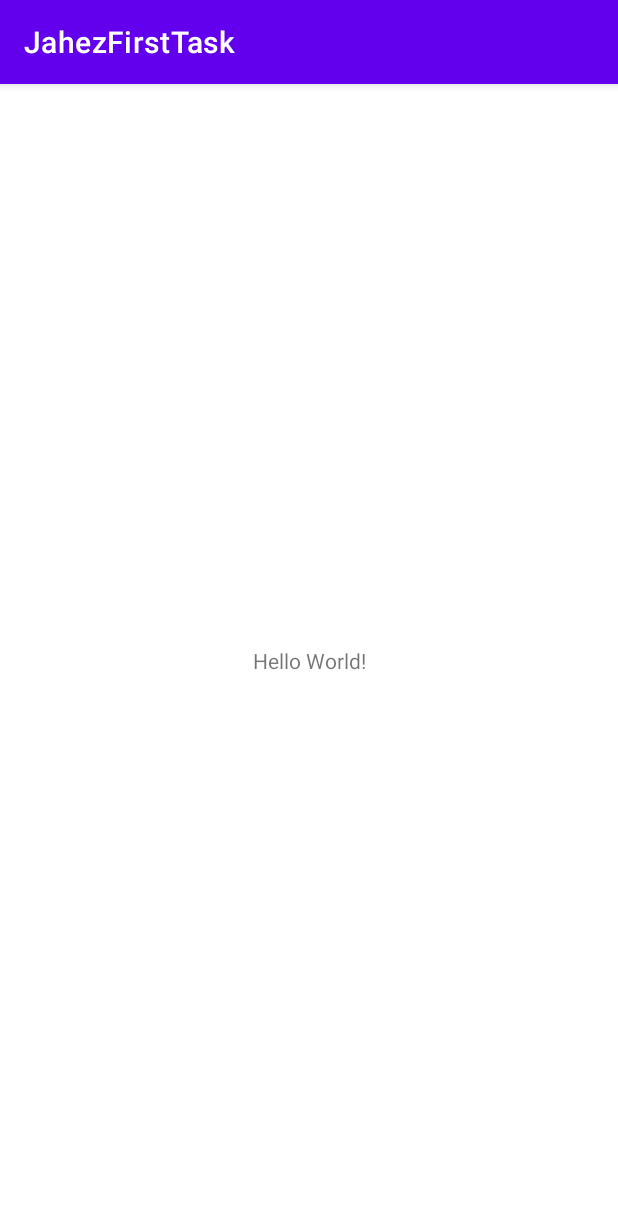
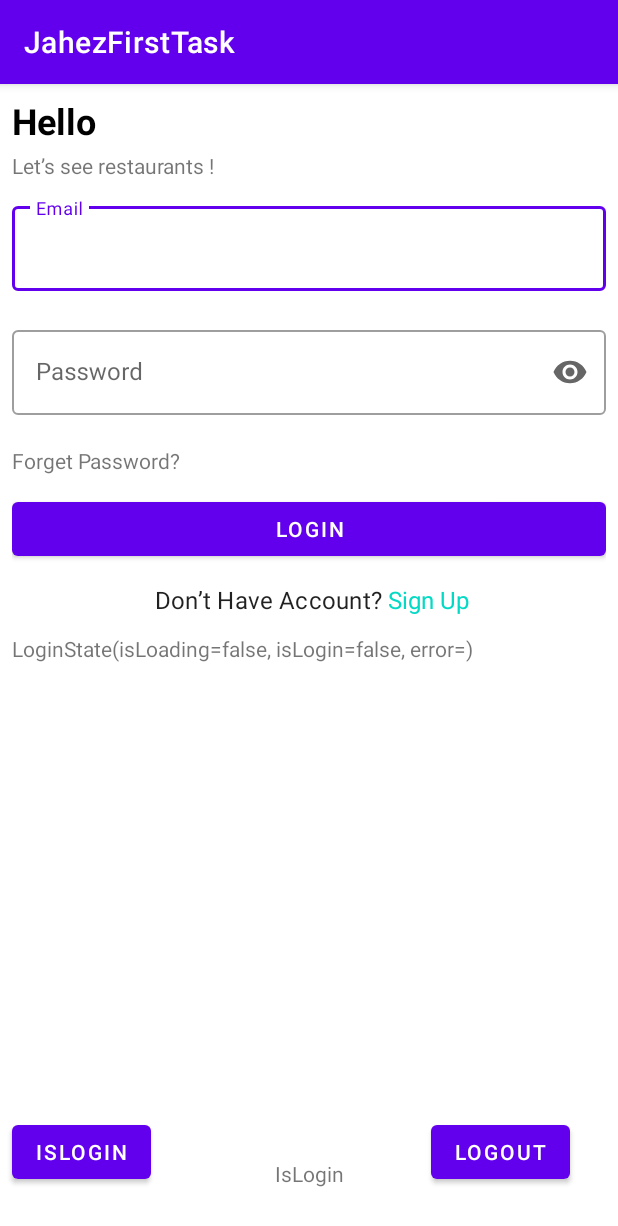
Before and after one commit to zaynob24/JahezFirstTask, an Android app: the screen it shows after launch (MainActivity), on a phone screen of 412 x 824 dp. Shown: the top 1226 px of the screen. Run offline under Robolectric (Android 15) with nearby library versions, the phone set to English and light mode, and no system bars; our stand-ins replace Dagger/Hilt's generated code, Firebase (no records; nobody signed in at launch, a user with empty details on screens opened directly), data binding.

Commit message:
make Login with Clean Architecture (MVVM, Use Cases, Dependency injection with Hilt,Flow)

```diff
--- a/app/src/main/AndroidManifest.xml
+++ b/app/src/main/AndroidManifest.xml
@@ -3,6 +3,7 @@
     package="com.example.jahezfirsttask">
 
     <application
+        android:name=".JahezApplication"
         android:allowBackup="true"
         android:icon="@mipmap/ic_launcher"
         android:label="@string/app_name"
--- /dev/null
+++ b/app/src/main/java/com/example/jahezfirsttask/JahezApplication.kt
@@ -0,0 +1,8 @@
+package com.example.jahezfirsttask
+
+import android.app.Application
+import dagger.hilt.android.HiltAndroidApp
+
+@HiltAndroidApp
+class JahezApplication : Application() {
+}
--- a/app/src/main/java/com/example/jahezfirsttask/common/Resource.kt
+++ b/app/src/main/java/com/example/jahezfirsttask/common/Resource.kt
@@ -1,4 +1,7 @@
 package com.example.jahezfirsttask.common
 
-class Resource {
+sealed class Resource<T>(val data: T? = null, val message: String? = null) {
+    class Success<T>(data: T) : Resource<T>(data)
+    class Error<T>(message: String, data: T? = null) : Resource<T>(data, message)
+    class Loading<T>(data: T? = null) : Resource<T>(data)
 }
--- /dev/null
+++ b/app/src/main/java/com/example/jahezfirsttask/data/repository/AuthRepositoryImpl.kt
@@ -0,0 +1,16 @@
+package com.example.jahezfirsttask.data.repository
+
+import com.example.jahezfirsttask.domain.repository.AuthRepository
+import com.google.android.gms.tasks.Task
+import com.google.firebase.auth.AuthResult
+import com.google.firebase.auth.FirebaseAuth
+import javax.inject.Inject
+
+class AuthRepositoryImpl @Inject constructor(
+    private val auth : FirebaseAuth
+):AuthRepository {
+    override suspend fun firebaseLogin(email: String, password: String): Task<AuthResult> {
+        return auth.signInWithEmailAndPassword(email,password)
+    }
+
+}
--- /dev/null
+++ b/app/src/main/java/com/example/jahezfirsttask/di/AppModule.kt
@@ -0,0 +1,25 @@
+package com.example.jahezfirsttask.di
+
+import com.example.jahezfirsttask.data.repository.AuthRepositoryImpl
+import com.example.jahezfirsttask.domain.repository.AuthRepository
+import com.google.firebase.auth.FirebaseAuth
+import dagger.Module
+import dagger.Provides
+import dagger.hilt.InstallIn
+import dagger.hilt.components.SingletonComponent
+import javax.inject.Singleton
+
+@Module
+@InstallIn(SingletonComponent::class) //This mean : all module dependency live as long as application does
+object AppModule {
+
+
+    @Provides
+    fun provideFirebaseAuth() = FirebaseAuth.getInstance()
+
+    @Provides
+    @Singleton
+    fun provideFirebaseRepository(auth : FirebaseAuth): AuthRepository {
+        return AuthRepositoryImpl(auth)
+    }
+}
--- /dev/null
+++ b/app/src/main/java/com/example/jahezfirsttask/domain/repository/AuthRepository.kt
@@ -0,0 +1,14 @@
+package com.example.jahezfirsttask.domain.repository
+
+import com.example.jahezfirsttask.common.Resource
+import com.google.android.gms.tasks.Task
+import com.google.firebase.auth.AuthResult
+import kotlinx.coroutines.flow.Flow
+import retrofit2.http.GET
+
+interface AuthRepository {
+
+    // Login
+    suspend fun firebaseLogin(email: String, password: String): Task<AuthResult>
+
+}
--- /dev/null
+++ b/app/src/main/java/com/example/jahezfirsttask/domain/use_case/SigneInWithEmailPassword.kt
@@ -0,0 +1,32 @@
+package com.example.jahezfirsttask.domain.use_case
+
+import com.example.jahezfirsttask.common.Resource
+import com.example.jahezfirsttask.domain.repository.AuthRepository
+import kotlinx.coroutines.flow.Flow
+import kotlinx.coroutines.flow.flow
+import retrofit2.HttpException
+import java.io.IOException
+import javax.inject.Inject
+
+class SigneInWithEmailPassword @Inject constructor(
+    private val repository: AuthRepository
+) {
+
+    operator fun invoke(email: String, password: String) : Flow<Resource<Boolean>> = flow {
+
+        try {
+            // here we emit loading so in ui we show progress bar
+            emit(Resource.Loading())
+            repository.firebaseLogin(email, password)
+            emit(Resource.Success(true))
+
+        }catch (e: HttpException){
+
+            emit(Resource.Error(e.localizedMessage?:"Un  unexpected error occurred"))
+        }catch (e: IOException){
+            emit(Resource.Error("couldn't reach server , check your internet connection") )
+        }
+    }
+
+
+}
--- a/app/src/main/java/com/example/jahezfirsttask/presntation/MainActivity.kt
+++ b/app/src/main/java/com/example/jahezfirsttask/presntation/MainActivity.kt
@@ -2,11 +2,23 @@ package com.example.jahezfirsttask.presntation
 
 import androidx.appcompat.app.AppCompatActivity
 import android.os.Bundle
+import androidx.databinding.DataBindingUtil
 import com.example.jahezfirsttask.R
+import com.example.jahezfirsttask.databinding.ActivityMainBinding
+import dagger.hilt.android.AndroidEntryPoint
 
+@AndroidEntryPoint
 class MainActivity : AppCompatActivity() {
+
+
     override fun onCreate(savedInstanceState: Bundle?) {
         super.onCreate(savedInstanceState)
-        setContentView(R.layout.activity_main)
+
+        val binding: ActivityMainBinding = DataBindingUtil.setContentView(
+            this, R.layout.activity_main)
+
+       // setContentView(R.layout.activity_main)
+
+
     }
 }
--- /dev/null
+++ b/app/src/main/java/com/example/jahezfirsttask/presntation/login/LoginState.kt
@@ -0,0 +1,9 @@
+package com.example.jahezfirsttask.presntation.login
+
+data class LoginState(
+
+    val isLoading : Boolean = false,
+    val isLogin : Boolean = false,
+    val error : String = ""
+
+)
--- /dev/null
+++ b/app/src/main/java/com/example/jahezfirsttask/presntation/login/LoginViewModel.kt
@@ -0,0 +1,51 @@
+package com.example.jahezfirsttask.presntation.login
+
+import androidx.lifecycle.ViewModel
+import androidx.lifecycle.viewModelScope
+import com.example.jahezfirsttask.common.Resource
+import com.example.jahezfirsttask.domain.use_case.SigneInWithEmailPassword
+import dagger.hilt.android.lifecycle.HiltViewModel
+import kotlinx.coroutines.flow.MutableStateFlow
+import kotlinx.coroutines.flow.asStateFlow
+import kotlinx.coroutines.flow.launchIn
+import kotlinx.coroutines.flow.onEach
+import javax.inject.Inject
+
+@HiltViewModel
+class LoginViewModel @Inject constructor(
+    private val signeInUseCase: SigneInWithEmailPassword
+) : ViewModel() {
+
+
+    //state Flow
+    private val _stateFlow = MutableStateFlow(LoginState())
+    val stateFlow = _stateFlow.asStateFlow()
+
+
+     fun login(email: String, password: String) {
+
+        signeInUseCase(email, password).onEach { result ->
+
+            when (result) {
+
+                is Resource.Success -> {
+
+                    _stateFlow.value = LoginState(isLogin = true)
+                }
+
+                is Resource.Error -> {
+
+                    _stateFlow.value =
+                        LoginState(error = result.message ?: "An unaccepted error accrue")
+                }
+
+                is Resource.Loading -> {
+
+                    _stateFlow.value = LoginState(isLoading = true)
+
+                }
+            }
+
+        }.launchIn(viewModelScope)
+    }
+}
--- /dev/null
+++ b/app/src/main/java/com/example/jahezfirsttask/presntation/ui/login/LoginFragment.kt
@@ -0,0 +1,144 @@
+package com.example.jahezfirsttask.presntation.ui.login
+
+import android.app.ProgressDialog
+import android.os.Bundle
+import androidx.fragment.app.Fragment
+import android.view.LayoutInflater
+import android.view.View
+import android.view.ViewGroup
+import android.widget.Toast
+import androidx.fragment.app.activityViewModels
+import androidx.lifecycle.Lifecycle
+import androidx.lifecycle.lifecycleScope
+import androidx.lifecycle.repeatOnLifecycle
+import com.example.jahezfirsttask.R
+import com.example.jahezfirsttask.databinding.FragmentLoginBinding
+import com.example.jahezfirsttask.presntation.login.LoginViewModel
+import com.google.firebase.auth.FirebaseAuth
+import dagger.hilt.android.AndroidEntryPoint
+import kotlinx.coroutines.flow.collectLatest
+import kotlinx.coroutines.launch
+
+@AndroidEntryPoint
+class LoginFragment : Fragment() {
+
+    private lateinit var binding: FragmentLoginBinding
+
+    private lateinit var  email: String
+    private lateinit var  password: String
+
+    private val loginViewModel : LoginViewModel by activityViewModels()
+
+    private lateinit var progressDialog: ProgressDialog
+
+    override fun onCreateView(
+        inflater: LayoutInflater, container: ViewGroup?,
+        savedInstanceState: Bundle?
+    ): View {
+        // Inflate the layout for this fragment
+
+        progressDialog = ProgressDialog(requireActivity()).also {
+            it.setTitle("Loading...")
+            it.setCancelable(false)
+        }
+
+        binding = FragmentLoginBinding.inflate(layoutInflater, container, false)
+        return binding.root
+
+
+    }
+
+    override fun onViewCreated(view: View, savedInstanceState: Bundle?) {
+        super.onViewCreated(view, savedInstanceState)
+
+        /////////////////////////////////////////////////////////////////
+        //-----------------CHECK LOGIN----------------------------//
+
+        //TODO : erase it
+        binding.isloginbutton.setOnClickListener {
+            FirebaseAuth.getInstance().currentUser?.let {
+                // user logged in!
+                binding.isLoginTv.text = FirebaseAuth.getInstance().currentUser?.email.toString()
+
+            }?:run {
+                // user are not logged in
+                binding.isLoginTv.text = "logout"
+            }
+        }
+                        //-----------------LOGOUT----------------------------//
+        //TODO : erase it
+        //LogOut
+        binding.logoutButton.setOnClickListener {
+            FirebaseAuth.getInstance().signOut()
+           // progressDialog.dismiss()
+            binding.isLoginTv.text = "logout"
+        }
+        ////////////////////////////////////////////////////////////////////////////////////////////////////////////////////
+
+
+        binding.loginButton.setOnClickListener {
+
+            takeEntryData() // to collect items data from all fields
+            if (checkEntryData()){ // to check if all field contain data and give error massage if not
+                //progressDialog.show()
+
+                loginViewModel.login(email, password)
+            }else{
+                Toast.makeText(requireContext(),getText(R.string.fill_required), Toast.LENGTH_SHORT).show()
+            }
+        }
+
+
+        viewLifecycleOwner.lifecycleScope.launch {
+            viewLifecycleOwner.repeatOnLifecycle(Lifecycle.State.STARTED) {
+                loginViewModel.stateFlow.collectLatest {
+
+                    //progressDialog.dismiss()
+                    binding.massageTv.text = it.toString()
+                }
+            }
+        }
+
+    }
+
+
+
+    //------------------------------------------------------------------------------------------------------------//
+
+    // to collect post data from all fields
+    private fun takeEntryData() {
+
+        email = binding.emailLoginTV.text.toString().trim()
+        password = binding.passwordLoginTV.text.toString().trim()
+
+    }
+
+    //--------------------------------------------------------------------------------------------------------------//
+
+    // to check if all field contain data and give error massage if not
+    private fun checkEntryData() : Boolean {
+        var isAllDataFilled = true
+
+
+        //check email
+        if (email.isEmpty() || email.isBlank()) {
+            binding.emailLoginTextField.error = getString(R.string.required)
+            isAllDataFilled = false
+
+        } else {
+            binding.emailLoginTextField.error = null
+        }
+
+        //check password
+        if (password.isEmpty() || password.isBlank()) {
+            binding.passwordLoginTextField.error = getString(R.string.required)
+            isAllDataFilled = false
+        } else {
+
+            binding.passwordLoginTextField.error = null
+        }
+
+        return isAllDataFilled
+    }
+
+}
--- a/app/src/main/res/layout/activity_main.xml
+++ b/app/src/main/res/layout/activity_main.xml
@@ -1,18 +1,22 @@
 <?xml version="1.0" encoding="utf-8"?>
-<androidx.constraintlayout.widget.ConstraintLayout xmlns:android="http://schemas.android.com/apk/res/android"
-    xmlns:app="http://schemas.android.com/apk/res-auto"
-    xmlns:tools="http://schemas.android.com/tools"
-    android:layout_width="match_parent"
-    android:layout_height="match_parent"
-    tools:context=".presntation.MainActivity">
+<layout xmlns:tools="http://schemas.android.com/tools"
+    xmlns:android="http://schemas.android.com/apk/res/android"
+    xmlns:app="http://schemas.android.com/apk/res-auto">
+    <androidx.constraintlayout.widget.ConstraintLayout
+        android:layout_width="match_parent"
+        android:layout_height="match_parent"
+        tools:context=".presntation.MainActivity">
 
-    <TextView
-        android:layout_width="wrap_content"
-        android:layout_height="wrap_content"
-        android:text="Hello World!"
-        app:layout_constraintBottom_toBottomOf="parent"
-        app:layout_constraintLeft_toLeftOf="parent"
-        app:layout_constraintRight_toRightOf="parent"
-        app:layout_constraintTop_toTopOf="parent" />
-
-</androidx.constraintlayout.widget.ConstraintLayout>
+        <androidx.fragment.app.FragmentContainerView
+            android:id="@+id/fragmentContainerView"
+            android:name="androidx.navigation.fragment.NavHostFragment"
+            android:layout_width="match_parent"
+            android:layout_height="match_parent"
+            app:defaultNavHost="true"
+            app:layout_constraintBottom_toBottomOf="parent"
+            app:layout_constraintEnd_toEndOf="parent"
+            app:layout_constraintStart_toStartOf="parent"
+            app:layout_constraintTop_toTopOf="parent"
+            app:navGraph="@navigation/nav_graph" />
+    </androidx.constraintlayout.widget.ConstraintLayout>
+</layout>
--- /dev/null
+++ b/app/src/main/res/layout/fragment_login.xml
@@ -0,0 +1,161 @@
+<?xml version="1.0" encoding="utf-8"?>
+<layout xmlns:app="http://schemas.android.com/apk/res-auto"
+    xmlns:tools="http://schemas.android.com/tools"
+    xmlns:android="http://schemas.android.com/apk/res/android">
+
+    <androidx.constraintlayout.widget.ConstraintLayout
+        android:id="@+id/frameLayout"
+        android:layout_width="match_parent"
+        android:layout_height="match_parent"
+        tools:context=".presntation.ui.login.LoginFragment">
+
+        <LinearLayout
+            android:id="@+id/linearLayout"
+            android:layout_width="match_parent"
+            android:layout_height="match_parent"
+            android:layout_marginStart="8dp"
+            android:layout_marginTop="8dp"
+            android:layout_marginEnd="8dp"
+            android:layout_marginBottom="8dp"
+            android:orientation="vertical"
+            app:layout_constraintBottom_toBottomOf="parent"
+            app:layout_constraintEnd_toEndOf="parent"
+            app:layout_constraintStart_toStartOf="parent"
+            app:layout_constraintTop_toTopOf="parent">
+
+            <TextView
+                android:id="@+id/textView"
+                style="@style/HeaderTextView"
+                android:layout_width="wrap_content"
+                android:layout_height="wrap_content"
+                android:layout_marginBottom="4dp"
+                android:text="@string/hello" />
+
+            <TextView
+                android:id="@+id/textView3"
+                android:layout_width="match_parent"
+                android:layout_height="wrap_content"
+                android:layout_marginBottom="12dp"
+                android:text="@string/hello_login_massage" />
+
+
+            <com.google.android.material.textfield.TextInputLayout
+                android:id="@+id/emailLoginTextField"
+                style="@style/Widget.MaterialComponents.TextInputLayout.OutlinedBox"
+                android:layout_width="match_parent"
+                android:layout_height="wrap_content"
+                android:hint="@string/email"
+                app:endIconMode="clear_text"
+                app:errorEnabled="true">
+
+                <com.google.android.material.textfield.TextInputEditText
+                    android:id="@+id/emailLoginTV"
+                    android:layout_width="match_parent"
+                    android:layout_height="wrap_content"
+                    android:lines="1"
+                    android:maxLines="1"
+                    android:singleLine="true" />
+
+            </com.google.android.material.textfield.TextInputLayout>
+
+            <com.google.android.material.textfield.TextInputLayout
+                android:id="@+id/passwordLoginTextField"
+                style="@style/Widget.MaterialComponents.TextInputLayout.OutlinedBox"
+                android:layout_width="match_parent"
+                android:layout_height="wrap_content"
+                android:hint="@string/password"
+                app:endIconMode="password_toggle"
+                app:errorEnabled="true">
+
+                <com.google.android.material.textfield.TextInputEditText
+                    android:id="@+id/passwordLoginTV"
+                    android:layout_width="match_parent"
+                    android:layout_height="wrap_content"
+                    android:inputType="textPassword" />
+
+            </com.google.android.material.textfield.TextInputLayout>
+
+            <TextView
+                android:id="@+id/textView2"
+                android:layout_width="match_parent"
+                android:layout_height="wrap_content"
+                android:layout_marginBottom="12dp"
+                android:text="@string/forget_password"
+                tools:visibility="gone" />
+
+            <Button
+                android:id="@+id/loginButton"
+                android:layout_width="match_parent"
+                android:layout_height="wrap_content"
+                android:layout_marginBottom="12dp"
+                android:text="@string/Login" />
+
+            <LinearLayout
+                android:layout_width="match_parent"
+                android:layout_height="wrap_content"
+                android:layout_gravity="center"
+                android:layout_marginBottom="12dp"
+                android:gravity="center"
+                android:orientation="horizontal">
+
+                <TextView
+                    android:id="@+id/textView4"
+                    style="@style/TextAppearance.MaterialComponents.Subtitle1"
+                    android:layout_width="wrap_content"
+                    android:layout_height="wrap_content"
+                    android:paddingStart="4dp"
+                    android:paddingEnd="4dp"
+                    android:text="@string/no_account_massage" />
+
+                <TextView
+                    android:id="@+id/signupTextView"
+                    style="@style/lightedTextView"
+                    android:layout_width="wrap_content"
+                    android:layout_height="wrap_content"
+                    android:text="@string/SignUp"
+                    android:textSize="16sp" />
+
+
+            </LinearLayout>
+
+            <TextView
+                android:id="@+id/massageTv"
+                android:layout_width="wrap_content"
+                android:layout_height="wrap_content"
+                android:text="TextView" />
+
+        </LinearLayout>
+
+
+        <TextView
+            android:id="@+id/isLoginTv"
+            android:layout_width="wrap_content"
+            android:layout_height="wrap_content"
+            android:layout_marginBottom="32dp"
+            android:text="IsLogin"
+            app:layout_constraintBottom_toBottomOf="parent"
+            app:layout_constraintEnd_toEndOf="parent"
+            app:layout_constraintStart_toStartOf="parent" />
+
+        <Button
+            android:id="@+id/isloginbutton"
+            android:layout_width="wrap_content"
+            android:layout_height="wrap_content"
+            android:layout_marginStart="8dp"
+            android:layout_marginBottom="32dp"
+            android:text="isLogin"
+            app:layout_constraintBottom_toBottomOf="parent"
+            app:layout_constraintStart_toStartOf="parent" />
+
+        <Button
+            android:id="@+id/logoutButton"
+            android:layout_width="wrap_content"
+            android:layout_height="wrap_content"
+            android:layout_marginEnd="32dp"
+            android:layout_marginBottom="32dp"
+            android:text="Logout"
+            app:layout_constraintBottom_toBottomOf="parent"
+            app:layout_constraintEnd_toEndOf="parent" />
+
+    </androidx.constraintlayout.widget.ConstraintLayout>
+</layout>
--- /dev/null
+++ b/app/src/main/res/navigation/nav_graph.xml
@@ -0,0 +1,10 @@
+<?xml version="1.0" encoding="utf-8"?>
+<navigation xmlns:android="http://schemas.android.com/apk/res/android"
+    xmlns:app="http://schemas.android.com/apk/res-auto"
+    android:id="@+id/nav_graph"
+    app:startDestination="@id/loginFragment">
+    <fragment
+        android:id="@+id/loginFragment"
+        android:name="com.example.jahezfirsttask.presntation.ui.login.LoginFragment"
+        android:label="LoginFragment" />
+</navigation>
--- a/app/src/main/res/values-night/themes.xml
+++ b/app/src/main/res/values-night/themes.xml
@@ -13,4 +13,15 @@
         <item name="android:statusBarColor" tools:targetApi="l">?attr/colorPrimaryVariant</item>
         <!-- Customize your theme here. -->
     </style>
+
+    <style name="lightedTextView" parent="Widget.MaterialComponents.TextView">
+        <item name="android:textColor">?attr/colorSecondary</item>
+    </style>
+
+    <style name="HeaderTextView" parent="Widget.MaterialComponents.TextView">
+    <item name="android:textColor">@color/white</item>
+    <item name="android:textSize">24sp</item>
+    <item name="android:textStyle">bold</item>
+    </style>
+
 </resources>
--- a/app/src/main/res/values/strings.xml
+++ b/app/src/main/res/values/strings.xml
@@ -1,3 +1,26 @@
 <resources>
     <string name="app_name">JahezFirstTask</string>
+    <!-- TODO: Remove or change this placeholder text -->
+    <string name="hello_blank_fragment">Hello blank fragment</string>
+
+    <!--    SignUp and Login -->
+    <string name="hello">Hello</string>
+    <string name="hello_login_massage">Let’s see restaurants !</string>
+    <string name="email">Email</string>
+    <string name="password">Password</string>
+    <string name="confirm_password">Confirm Password</string>
+    <string name="forget_password">Forget Password?</string>
+    <string name="Login">Login</string>
+    <string name="SignUp">Sign Up</string>
+    <string name="no_account_massage">Don’t Have Account?</string>
+    <string name="welcome">Welcome</string>
+    <string name="welcome_SignUp_massage">Join us in Jahez!</string>
+    <string name="full_name">Full Name</string>
+    <string name="have_account_massage">Already Have Account?</string>
+
+    <!-- Error massage -->
+    <string name="required">Required</string>
+    <string name="fill_required">please fill required</string>
+
+
 </resources>
--- a/app/src/main/res/values/themes.xml
+++ b/app/src/main/res/values/themes.xml
@@ -13,4 +13,16 @@
         <item name="android:statusBarColor" tools:targetApi="l">?attr/colorPrimaryVariant</item>
         <!-- Customize your theme here. -->
     </style>
+
+    <style name="HeaderTextView" parent="Widget.MaterialComponents.TextView">
+        <item name="android:textColor">@color/black</item>
+        <item name="android:textSize">24sp</item>
+        <item name="android:textStyle">bold</item>
+    </style>
+
+    <style name="lightedTextView" parent="Widget.MaterialComponents.TextView">
+        <item name="android:textColor">?attr/colorSecondary</item>
+    </style>
+
+
 </resources>
```
Also changed, not shown: app/build.gradle (+14 -0 lines), 1 other file.
